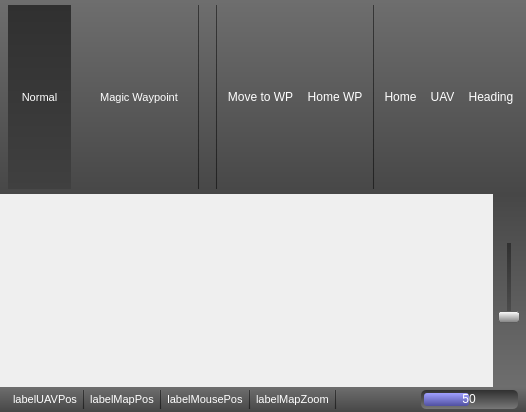
First picture: the form in ground/openpilotgcs/src/plugins/opmap/opmap_widget.ui, repository openpilot/OpenPilot, before the edit.
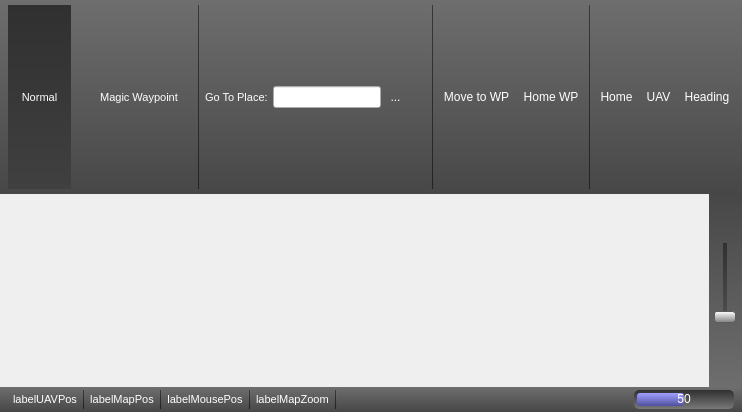
Second picture: the form after the edit. Icons and pictures are not drawn.

Commit message: GCS-MapLib - Reenabled waypoint features on the plugin. Added go_to_place feature to the plugin.

Patch:
```diff
--- a/ground/openpilotgcs/src/plugins/opmap/opmap_widget.ui
+++ b/ground/openpilotgcs/src/plugins/opmap/opmap_widget.ui
@@ -357,6 +357,32 @@
           </property>
          </widget>
         </item>
+        <item>
+         <widget class="QLabel" name="label_2">
+          <property name="font">
+           <font>
+            <pointsize>8</pointsize>
+           </font>
+          </property>
+          <property name="text">
+           <string>Go To Place:</string>
+          </property>
+         </widget>
+        </item>
+        <item>
+         <widget class="QLineEdit" name="leFind"/>
+        </item>
+        <item>
+         <widget class="QToolButton" name="tbFind">
+          <property name="text">
+           <string>...</string>
+          </property>
+          <property name="icon">
+           <iconset resource="opmap.qrc">
+            <normaloff>:/opmap/images/waypoint.png</normaloff>:/opmap/images/waypoint.png</iconset>
+          </property>
+         </widget>
+        </item>
         <item>
          <spacer name="horizontalSpacer_4">
           <property name="orientation">
@@ -370,6 +396,18 @@
           </property>
          </spacer>
         </item>
+        <item>
+         <widget class="QLabel" name="label">
+          <property name="font">
+           <font>
+            <pointsize>8</pointsize>
+           </font>
+          </property>
+          <property name="text">
+           <string/>
+          </property>
+         </widget>
+        </item>
         <item>
          <widget class="Line" name="lineWaypoint">
           <property name="frameShadow">
```
The commit also changes 8 other files.
